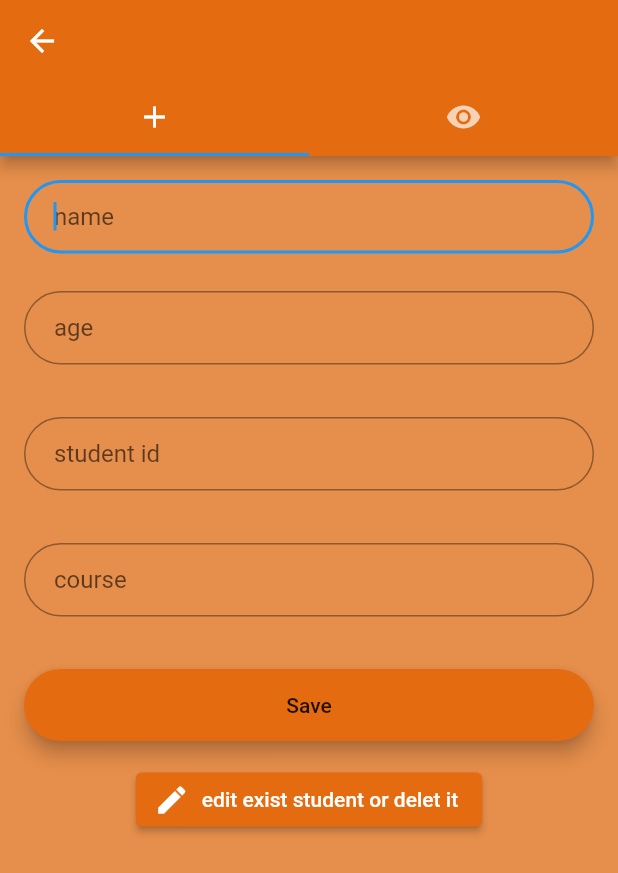
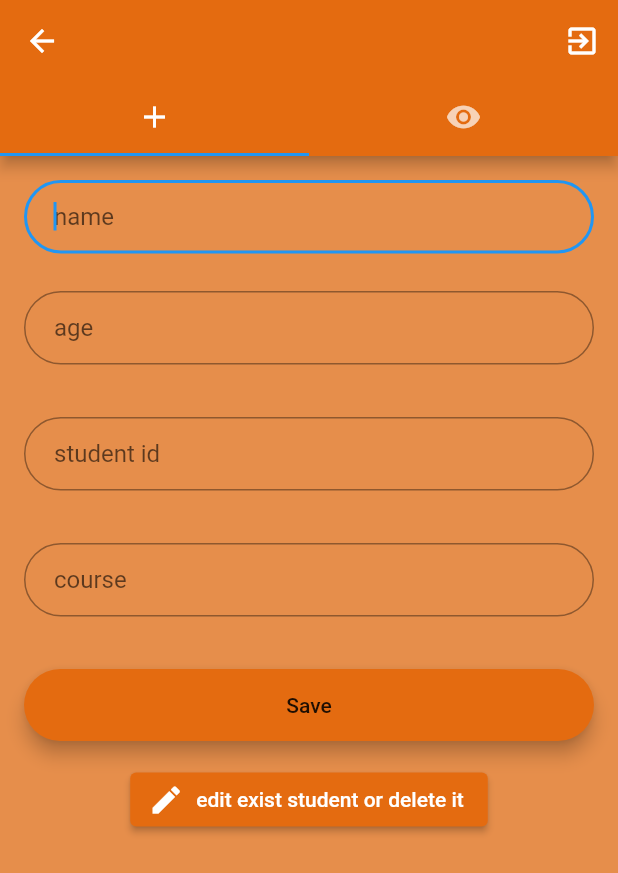
Before and after one commit to almotaz-alaidy/Semi-Final-Lab, a Flutter app: the MainScreen screen opened directly, on a phone screen of 412 x 824 dp. Shown: the top 873 px of the screen. Run offline on Flutter 3.47's test engine with Material 2 defaults, Android fonts, the phone set to English and light mode, and no system bars; our stand-ins replace cloud_firestore, firebase_auth, firebase_core, font_awesome_flutter, google_fonts, google_sign_in; accounts and stored records are empty; project files that could hold a hidden picture were left out.

Commit message:
final ubdate

```diff
--- a/lib/components/admin page.dart
+++ b/lib/components/addpage.dart
@@ -144,7 +144,7 @@ class _AddPage extends State<AddPage> {
                       ElevatedButton.icon(
                           style: ElevatedButton.styleFrom(
                               backgroundColor: Color(0xffe46b10)),
-                          label: Text("edit exist student or delet it"),
+                          label: Text("edit exist student or delete it"),
                           onPressed: () {
                             Navigator.push(context, MaterialPageRoute(
                               builder: (context) {
--- a/lib/components/clss.dart
+++ b/lib/components/clss.dart
@@ -13,3 +13,8 @@ class Tabels {
     this.course,
   });
 }
+
+class visiable2 {
+  bool? visiable4;
+  visiable2({this.visiable4});
+}
--- a/lib/screens/mainScreen.dart
+++ b/lib/screens/mainScreen.dart
@@ -1,7 +1,8 @@
+import 'package:citycafe_app/screens/login_screen.dart';
 import 'package:flutter/material.dart';
 import 'package:font_awesome_flutter/font_awesome_flutter.dart';
 
-import '../components/admin page.dart';
+import '../components/addpage.dart';
 import '../components/read page .dart';
 
 class MainScreen extends StatefulWidget {
@@ -18,6 +19,17 @@ class _MainScreenState extends State<MainScreen> {
       length: 4,
       child: Scaffold(
           appBar: AppBar(
+            actions: [
+              IconButton(
+                  onPressed: () {
+                    Navigator.push(context, MaterialPageRoute(
+                      builder: (context) {
+                        return Login_screen();
+                      },
+                    ));
+                  },
+                  icon: FaIcon(Icons.exit_to_app))
+            ],
             backgroundColor: Color(0xffe46b10),
             bottom: TabBar(tabs: [
               IconButton(onPressed: () {}, icon: Icon(Icons.add)),
```
Also changed, not shown: lib/screens/firstscreen.dart (+8 -6 lines), lib/screens/firstscreenemail.dart (+14 -8 lines), lib/screens/userPage.dart (+16 -2 lines), pubspec.lock.
